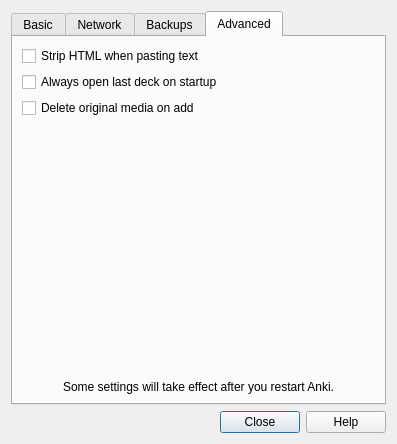
Above: designer/preferences.ui from ankitects/anki before the change. Below: the same form after it.
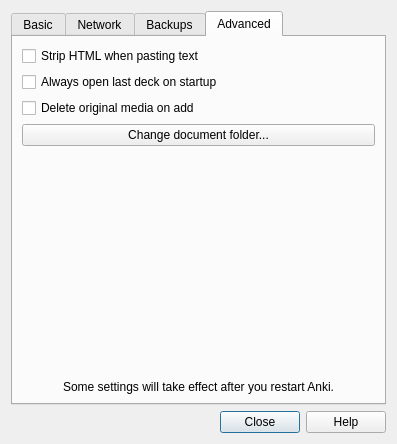
That is the form after the change. The open tabs and pages were chosen to show the change.

Commit message: configurable document dir

Patch:
```diff
--- a/designer/preferences.ui
+++ b/designer/preferences.ui
@@ -453,6 +453,16 @@
          </item>
         </layout>
        </item>
+       <item>
+        <widget class="QPushButton" name="documentFolder">
+         <property name="text">
+          <string>Change document folder...</string>
+         </property>
+         <property name="autoDefault">
+          <bool>false</bool>
+         </property>
+        </widget>
+       </item>
        <item>
         <spacer>
          <property name="orientation">
```
Left out of the diff: 1 changed line with no effect on the pictures. The commit also changes 4 other files.
